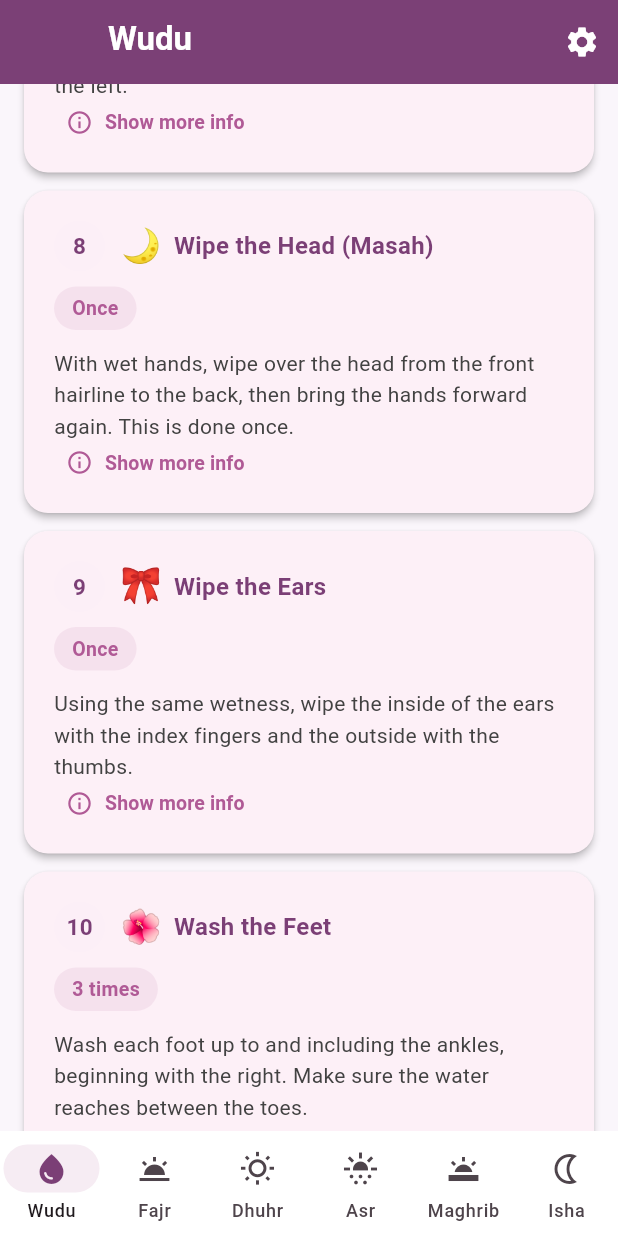
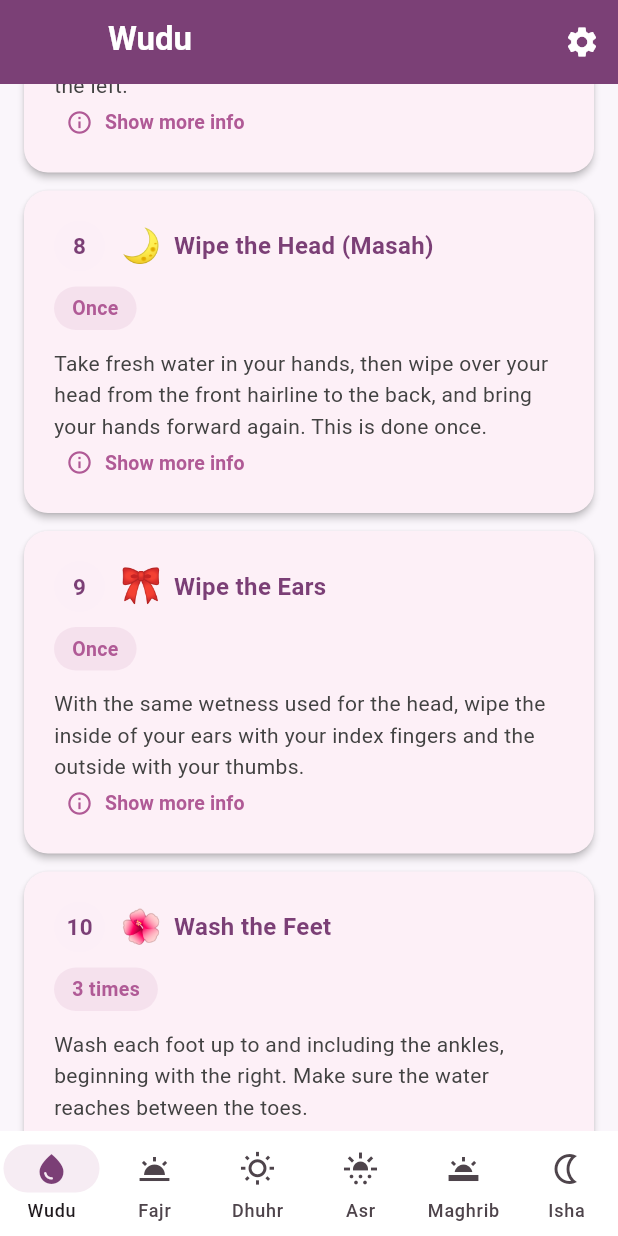
Before and after one commit to bayaty/prayer-guide, a Flutter app: the screen it shows after launch, scrolled down 1728 dp, on a phone screen of 412 x 824 dp. Run offline on Flutter 3.47's test engine with Material 3 defaults, Android fonts, the phone set to English and light mode, and no system bars; our stand-ins replace open_filex, package_info_plus, shared_preferences.

Commit message:
Take fresh water for wiping the head, and publish per-architecture APKs
The masah step said it reused the wetness left on the hands. Abdullah
bin Zaid, describing how the Prophet performed wudu, put his hands in
the water before wiping his head (Sahih al-Bukhari 186), so the step now
calls for fresh water. The ears continue on from the head, following the
narration that he wiped his head and ears together (Sunan Abi Dawud 121).

Releases now also carry arm64 and arm32 builds. A phone needs only its
own architecture, so prayer-guide-phone.apk is about a third the size of
the universal APK and installs far more quickly.

```diff
--- a/lib/data/wudu_data.dart
+++ b/lib/data/wudu_data.dart
@@ -145,27 +145,31 @@ final List<WuduStep> wuduSteps = [
     number: 8,
     title: 'Wipe the Head (Masah)',
     instruction:
-        'With wet hands, wipe over the head from the front hairline to the '
-        'back, then bring the hands forward again. This is done once.',
+        'Take fresh water in your hands, then wipe over your head from the '
+        'front hairline to the back, and bring your hands forward again. '
+        'This is done once.',
     icon: '🌙',
     info:
-        'The head is wiped, not washed, and only once. Masah uses the '
-        'wetness already on the hands, which makes wudu practical without '
-        'needing more water.',
+        'The head is wiped, not washed, and only once. Abdullah bin Zaid, '
+        'describing how the Prophet performed wudu, put his hands in the '
+        'water before wiping his head (Sahih al-Bukhari 186), so fresh '
+        'water is taken rather than reusing what is left on the hands from '
+        'washing the arms.',
     times: 1,
   ),
   const WuduStep(
     number: 9,
     title: 'Wipe the Ears',
     instruction:
-        'Using the same wetness, wipe the inside of the ears with the index '
-        'fingers and the outside with the thumbs.',
+        'With the same wetness used for the head, wipe the inside of your '
+        'ears with your index fingers and the outside with your thumbs.',
     icon: '🎀',
     level: StepLevel.sunnah,
     info:
-        'The ears are treated as part of the head, using the same wetness '
-        'rather than fresh water. Index fingers take the inside, thumbs '
-        'the outside.',
+        'The ears are treated as part of the head. Describing the same '
+        'wudu, the narration continues that the Prophet "wiped his head '
+        'and ears inside and outside" (Sunan Abi Dawud 121), the ears '
+        'following on from the head rather than being a separate washing.',
     times: 1,
   ),
   const WuduStep(
--- a/pubspec.yaml
+++ b/pubspec.yaml
@@ -16,7 +16,7 @@ publish_to: 'none' # Remove this line if you wish to publish to pub.dev
 # https://developer.apple.com/library/archive/documentation/General/Reference/InfoPlistKeyReference/Articles/CoreFoundationKeys.html
 # In Windows, build-name is used as the major, minor, and patch parts
 # of the product and file versions while build-number is used as the build suffix.
-version: 1.0.0+1
+version: 1.1.0+2
 
 environment:
   sdk: ^3.11.5
```
Also changed, not shown: 2 other files.
